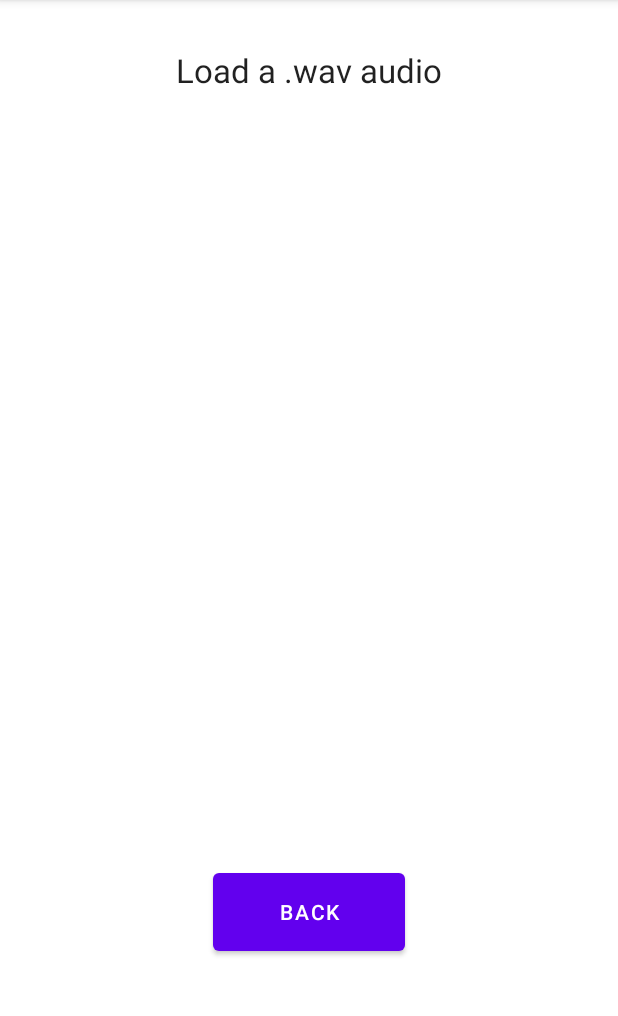
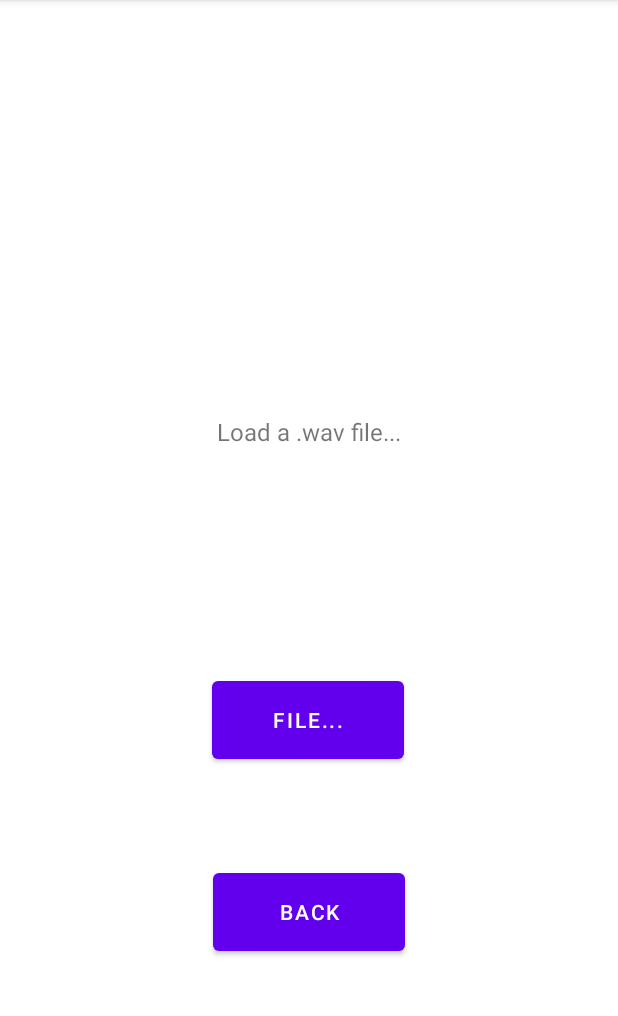
Before and after one commit to lcaprioli17/Enginer, an Android app: the screen it shows after launch (LoadActivity), after a tap on "LOAD", on a phone screen of 412 x 824 dp, the part 84-1100 px from its top. Run offline under Robolectric (Android 15) with nearby library versions, the phone set to English and light mode, and no system bars; libraries missing offline, so code that uses them is left out: com.arthenica.ffmpegkit, org.tensorflow.lite.

Commit message:
added function to load a file in the model with the load button (it doesn't correctly classify anything, need to see how to load a wav file)

```diff
--- a/app/build.gradle
+++ b/app/build.gradle
@@ -7,7 +7,7 @@ android {
 
     defaultConfig {
         applicationId "com.example.enginer"
-        minSdk 23
+        minSdk 24
         targetSdk 32
         versionCode 1
         versionName "1.0"
@@ -38,6 +38,9 @@ dependencies {
     implementation 'org.tensorflow:tensorflow-lite-task-audio:0.3.0'
     implementation 'org.tensorflow:tensorflow-lite-gpu-delegate-plugin:0.3.0'
     implementation 'org.tensorflow:tensorflow-lite-support:0.3.0'
+    // prepare input file for model
+    implementation("com.google.guava:guava:31.0.1-android")
+    implementation 'com.arthenica:ffmpeg-kit-full:4.5'
 
     def fragment_version = "1.4.1"
     def activity_version = "1.4.0"
--- a/app/src/main/java/com/example/enginer/ClassificationActivity.java
+++ b/app/src/main/java/com/example/enginer/ClassificationActivity.java
@@ -22,9 +22,7 @@ import java.util.TimerTask;
 
 public class ClassificationActivity extends AppCompatActivity {
 
-    Float probabilityThreshold = 0.3f;
     TextView textView;
-    String path= "secondary_car_model.tflite";
     AudioClassifier classifier;
     TensorAudio tensor;
     AudioRecord record;
@@ -39,7 +37,7 @@ public class ClassificationActivity extends AppCompatActivity {
         textView = findViewById(R.id.output);
         TextView recorderSpecsTextView = findViewById(R.id.textViewAudioRecorderSpecs);
         try {
-            classifier = AudioClassifier.createFromFile(this,path );
+            classifier = AudioClassifier.createFromFile(this, MainActivity.path );
             tensor = classifier.createInputTensorAudio();
             TensorAudio.TensorAudioFormat format = classifier.getRequiredTensorAudioFormat();
             String recorderSpecs = "Number Of Channels: " +  format.getChannels() + "\n" +
--- a/app/src/main/java/com/example/enginer/MainActivity.java
+++ b/app/src/main/java/com/example/enginer/MainActivity.java
@@ -32,6 +32,8 @@ import java.util.List;
 
 public class MainActivity extends AppCompatActivity {
 
+    public static final Float probabilityThreshold = 0.3f;
+    public static final String path= "secondary_car_model.tflite";
     private static final int REQUEST_RECORD_AUDIO_PERMISSION = 200;
     private String [] permissions = {Manifest.permission.RECORD_AUDIO};
     private boolean permissionToRecordAccepted = false;
--- a/app/src/main/res/layout/activity_load.xml
+++ b/app/src/main/res/layout/activity_load.xml
@@ -5,19 +5,6 @@
     android:layout_width="match_parent"
     android:layout_height="match_parent"
     tools:context=".LoadActivity">
-
-    <TextView
-        android:id="@+id/textView3"
-        android:layout_width="222dp"
-        android:layout_height="32dp"
-        android:layout_marginTop="32dp"
-        android:text="Load a .wav audio"
-        android:textAlignment="center"
-        android:textAppearance="@style/TextAppearance.AppCompat.Large"
-        app:layout_constraintEnd_toEndOf="parent"
-        app:layout_constraintHorizontal_bias="0.497"
-        app:layout_constraintStart_toStartOf="parent"
-        app:layout_constraintTop_toTopOf="parent" />
 
     <Button
         android:id="@+id/backButton"
@@ -29,4 +16,29 @@
         app:layout_constraintBottom_toBottomOf="parent"
         app:layout_constraintEnd_toEndOf="parent"
         app:layout_constraintStart_toStartOf="parent" />
+
+    <Button
+        android:id="@+id/loadButton"
+        android:layout_width="128dp"
+        android:layout_height="64dp"
+        android:layout_marginBottom="256dp"
+        android:text="File..."
+        android:onClick="openFile"
+        app:layout_constraintBottom_toBottomOf="parent"
+        app:layout_constraintEnd_toEndOf="parent"
+        app:layout_constraintHorizontal_bias="0.498"
+        app:layout_constraintStart_toStartOf="parent" />
+
+    <TextView
+        android:id="@+id/resultView"
+        android:layout_width="256dp"
+        android:layout_height="64dp"
+        android:layout_marginTop="256dp"
+        android:text="Load a .wav file..."
+        android:gravity="center"
+        android:textSize="16dp"
+        app:layout_constraintEnd_toEndOf="parent"
+        app:layout_constraintHorizontal_bias="0.496"
+        app:layout_constraintStart_toStartOf="parent"
+        app:layout_constraintTop_toTopOf="parent" />
 </androidx.constraintlayout.widget.ConstraintLayout>
```
Also changed, not shown: app/src/main/java/com/example/enginer/LoadActivity.java (+102 -2 lines).
